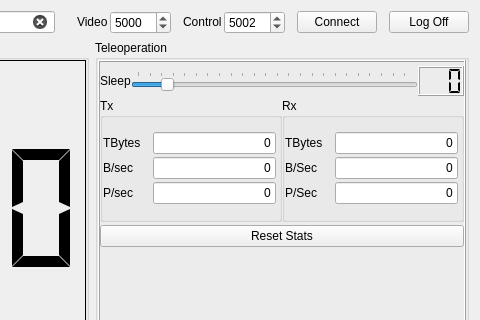
First picture: the form in mainwindow.ui, repository oxoocoffee/RMC_Panel_Monitor, before the edit; both pictures show x 296 to 776 and y 0 to 320 of the 776 by 619 pixel window.
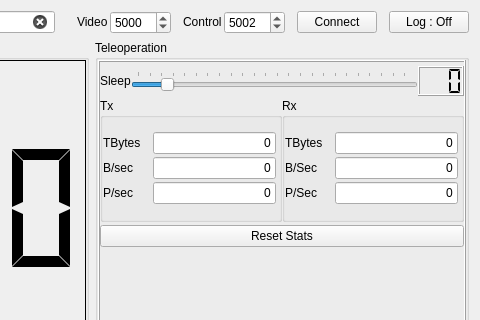
Second picture: the form after the edit.

Commit message: Fixed Status Monitor

```diff
--- a/mainwindow.ui
+++ b/mainwindow.ui
@@ -333,7 +333,7 @@
              </size>
             </property>
             <property name="text">
-             <string>Log Off</string>
+             <string>Log : Off</string>
             </property>
             <property name="checkable">
              <bool>true</bool>
```
Left out of the diff: 3 changed lines with no effect on the pictures. The commit also changes 1 other file.
